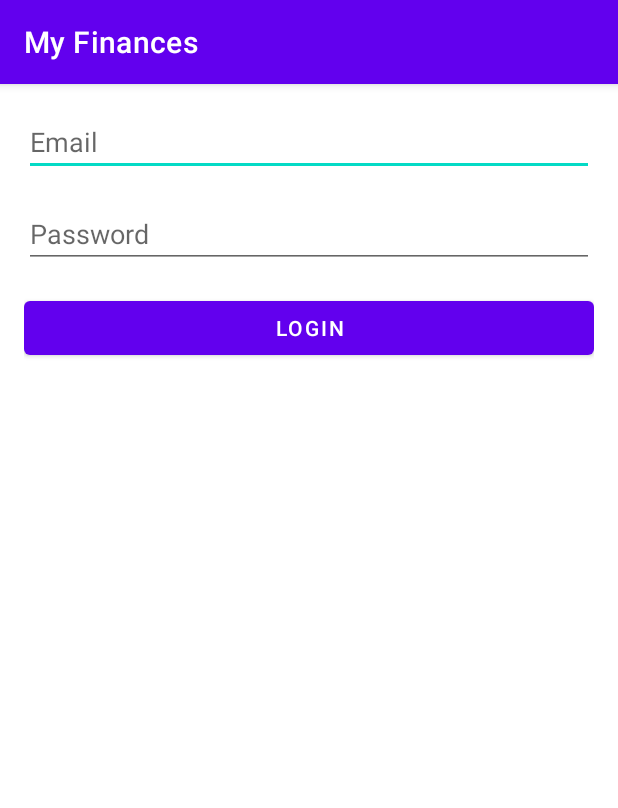
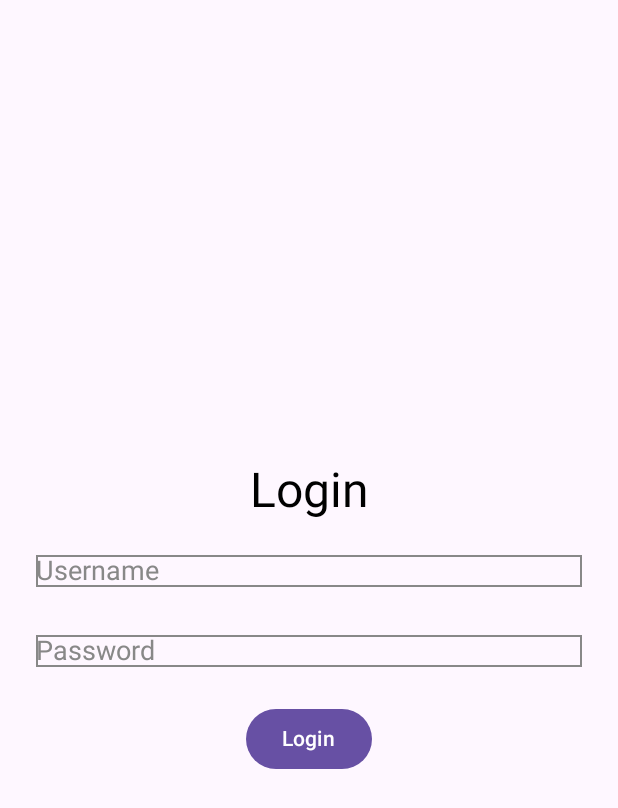
Before and after one commit to PitzTech/MyFinancesAndroid, an Android app built with Jetpack Compose: the screen it shows after launch (LoginActivity), on a phone screen of 412 x 824 dp. Shown: the top 808 px of the screen. Run offline under Robolectric (Android 15) with nearby library versions, the phone set to English and light mode, and no system bars.

Commit message:
update structures

```diff
--- /dev/null
+++ b/app/src/main/java/com/example/myfinances/MainActivity.kt
@@ -0,0 +1,80 @@
+package com.example.myfinances
+
+import android.content.Intent
+import android.os.Bundle
+import androidx.activity.ComponentActivity
+import androidx.activity.compose.setContent
+import androidx.activity.enableEdgeToEdge
+import androidx.compose.foundation.layout.Arrangement
+import androidx.compose.foundation.layout.Box
+import androidx.compose.foundation.layout.Column
+import androidx.compose.foundation.layout.fillMaxSize
+import androidx.compose.foundation.layout.padding
+import androidx.compose.material3.Scaffold
+import androidx.compose.material3.Text
+import androidx.compose.runtime.Composable
+import androidx.compose.runtime.LaunchedEffect
+import androidx.compose.ui.Alignment
+import androidx.compose.ui.Modifier
+import androidx.compose.ui.platform.LocalContext
+import androidx.compose.ui.tooling.preview.Preview
+import com.example.myfinances.ui.theme.MyFinancesTheme
+import com.example.myfinances.ui.view.LoginActivity
+
+class MainActivity : ComponentActivity() {
+    override fun onCreate(savedInstanceState: Bundle?) {
+        super.onCreate(savedInstanceState)
+        enableEdgeToEdge()
+        setContent {
+            AppBase()
+        }
+    }
+}
+
+@Composable
+fun AppBase() {
+    MyFinancesTheme {
+        Scaffold(modifier = Modifier.fillMaxSize()) { innerPadding ->
+            Box(
+                modifier = Modifier
+                    .fillMaxSize()
+                    .padding(innerPadding)
+            ) {
+                App()
+            }
+        }
+    }
+}
+
+@Composable
+fun App() {
+    val context = LocalContext.current
+
+    val isAuthenticated = false
+
+    LaunchedEffect(isAuthenticated) {
+        if (isAuthenticated) {
+            val intent = Intent(context, LoginActivity::class.java)
+            context.startActivity(intent)
+        } else {
+            val intent = Intent(context, LoginActivity::class.java)
+            context.startActivity(intent)
+        }
+    }
+
+    Column(
+        Modifier.fillMaxSize(),
+        verticalArrangement = Arrangement.Center,
+        horizontalAlignment = Alignment.CenterHorizontally
+    ) {
+        Text(text = "Loading")
+    }
+}
+
+@Preview
+@Composable
+fun AppPreview() {
+    MyFinancesTheme {
+        AppBase()
+    }
+}
--- /dev/null
+++ b/app/src/main/java/com/example/myfinances/ui/theme/Color.kt
@@ -0,0 +1,11 @@
+package com.example.myfinances.ui.theme
+
+import androidx.compose.ui.graphics.Color
+
+val Purple80 = Color(0xFFD0BCFF)
+val PurpleGrey80 = Color(0xFFCCC2DC)
+val Pink80 = Color(0xFFEFB8C8)
+
+val Purple40 = Color(0xFF6650a4)
+val PurpleGrey40 = Color(0xFF625b71)
+val Pink40 = Color(0xFF7D5260)
--- /dev/null
+++ b/app/src/main/java/com/example/myfinances/ui/theme/Theme.kt
@@ -0,0 +1,58 @@
+package com.example.myfinances.ui.theme
+
+import android.app.Activity
+import android.os.Build
+import androidx.compose.foundation.isSystemInDarkTheme
+import androidx.compose.material3.MaterialTheme
+import androidx.compose.material3.darkColorScheme
+import androidx.compose.material3.dynamicDarkColorScheme
+import androidx.compose.material3.dynamicLightColorScheme
+import androidx.compose.material3.lightColorScheme
+import androidx.compose.runtime.Composable
+import androidx.compose.ui.platform.LocalContext
+
+private val DarkColorScheme = darkColorScheme(
+    primary = Purple80,
+    secondary = PurpleGrey80,
+    tertiary = Pink80
+)
+
+private val LightColorScheme = lightColorScheme(
+    primary = Purple40,
+    secondary = PurpleGrey40,
+    tertiary = Pink40
+
+    /* Other default colors to override
+    background = Color(0xFFFFFBFE),
+    surface = Color(0xFFFFFBFE),
+    onPrimary = Color.White,
+    onSecondary = Color.White,
+    onTertiary = Color.White,
+    onBackground = Color(0xFF1C1B1F),
+    onSurface = Color(0xFF1C1B1F),
+    */
+)
+
+@Composable
+fun MyFinancesTheme(
+    darkTheme: Boolean = isSystemInDarkTheme(),
+    // Dynamic color is available on Android 12+
+    dynamicColor: Boolean = true,
+    content: @Composable () -> Unit
+) {
+    val colorScheme = when {
+        dynamicColor && Build.VERSION.SDK_INT >= Build.VERSION_CODES.S -> {
+            val context = LocalContext.current
+            if (darkTheme) dynamicDarkColorScheme(context) else dynamicLightColorScheme(context)
+        }
+
+        darkTheme -> DarkColorScheme
+        else -> LightColorScheme
+    }
+
+    MaterialTheme(
+        colorScheme = colorScheme,
+        typography = Typography,
+        content = content
+    )
+}
--- /dev/null
+++ b/app/src/main/java/com/example/myfinances/ui/theme/Type.kt
@@ -0,0 +1,34 @@
+package com.example.myfinances.ui.theme
+
+import androidx.compose.material3.Typography
+import androidx.compose.ui.text.TextStyle
+import androidx.compose.ui.text.font.FontFamily
+import androidx.compose.ui.text.font.FontWeight
+import androidx.compose.ui.unit.sp
+
+// Set of Material typography styles to start with
+val Typography = Typography(
+    bodyLarge = TextStyle(
+        fontFamily = FontFamily.Default,
+        fontWeight = FontWeight.Normal,
+        fontSize = 16.sp,
+        lineHeight = 24.sp,
+        letterSpacing = 0.5.sp
+    )
+    /* Other default text styles to override
+    titleLarge = TextStyle(
+        fontFamily = FontFamily.Default,
+        fontWeight = FontWeight.Normal,
+        fontSize = 22.sp,
+        lineHeight = 28.sp,
+        letterSpacing = 0.sp
+    ),
+    labelSmall = TextStyle(
+        fontFamily = FontFamily.Default,
+        fontWeight = FontWeight.Medium,
+        fontSize = 11.sp,
+        lineHeight = 16.sp,
+        letterSpacing = 0.5.sp
+    )
+    */
+)
--- a/app/src/main/java/com/example/myfinances/ui/view/LoginActivity.kt
+++ b/app/src/main/java/com/example/myfinances/ui/view/LoginActivity.kt
@@ -1,51 +1,105 @@
 package com.example.myfinances.ui.view
 
 import android.os.Bundle
-import android.widget.Button
-import android.widget.EditText
-import androidx.activity.viewModels
-import androidx.appcompat.app.AppCompatActivity
-import androidx.lifecycle.ViewModelProvider
-import com.example.myfinances.MyFinancesApplication
-import com.example.myfinances.R
-import com.example.myfinances.data.database.AppDatabase
-import com.example.myfinances.data.repository.UserRepository
-import com.example.myfinances.ui.viewmodel.LoginViewModel
-import com.example.myfinances.ui.viewmodel.LoginViewModelFactory
+import androidx.activity.ComponentActivity
+import androidx.activity.compose.setContent
+import androidx.compose.foundation.border
+import androidx.compose.foundation.layout.Arrangement
+import androidx.compose.foundation.layout.Column
+import androidx.compose.foundation.layout.Spacer
+import androidx.compose.foundation.layout.fillMaxSize
+import androidx.compose.foundation.layout.fillMaxWidth
+import androidx.compose.foundation.layout.height
+import androidx.compose.foundation.layout.padding
+import androidx.compose.foundation.text.BasicTextField
+import androidx.compose.material3.Button
+import androidx.compose.material3.MaterialTheme
+import androidx.compose.material3.Surface
+import androidx.compose.material3.Text
+import androidx.compose.runtime.Composable
+import androidx.compose.runtime.getValue
+import androidx.compose.runtime.mutableStateOf
+import androidx.compose.runtime.remember
+import androidx.compose.runtime.setValue
+import androidx.compose.ui.Alignment
+import androidx.compose.ui.Modifier
+import androidx.compose.ui.graphics.Color
+import androidx.compose.ui.text.TextStyle
+import androidx.compose.ui.text.input.PasswordVisualTransformation
+import androidx.compose.ui.text.input.VisualTransformation
+import androidx.compose.ui.unit.dp
+import androidx.compose.ui.unit.sp
 
-class LoginActivity : AppCompatActivity() {
-
-    private lateinit var loginViewModel: LoginViewModel
-
+class LoginActivity : ComponentActivity() {
     override fun onCreate(savedInstanceState: Bundle?) {
         super.onCreate(savedInstanceState)
-        setContentView(R.layout.activity_login)
-
-        val userDao = AppDatabase.getDatabase(this).userDao()
-        val userRepository = UserRepository(userDao)
-        val loginViewModelFactory = LoginViewModelFactory(userRepository)
-
-        loginViewModel = ViewModelProvider(this, loginViewModelFactory).get(LoginViewModel::class.java)
-
-        val emailEditText = findViewById<EditText>(R.id.emailEditText)
-        val passwordEditText = findViewById<EditText>(R.id.passwordEditText)
-        val loginButton = findViewById<Button>(R.id.loginButton)
-
-        loginButton.setOnClickListener {
-            val email = emailEditText.text.toString()
-            val password = passwordEditText.text.toString()
-            loginViewModel.login(email, password)
+        setContent {
+            LoginScreen()
         }
-
-        loginViewModel.loginResult.observe(this, { result ->
-            // Handle login result
-            if (result) {
-                // Login successful, navigate to the next screen
-                // e.g., startActivity(Intent(this, HomeActivity::class.java))
-            } else {
-                // Login failed, show error message
-                // e.g., Toast.makeText(this, "Login failed", Toast.LENGTH_SHORT).show()
-            }
-        })
     }
 }
+
+@Composable
+fun LoginScreen() {
+    var username by remember { mutableStateOf("") }
+    var password by remember { mutableStateOf("") }
+    var passwordVisible by remember { mutableStateOf(false) }
+
+    Surface(
+        modifier = Modifier.fillMaxSize(),
+        color = MaterialTheme.colorScheme.background
+    ) {
+        Column(
+            modifier = Modifier
+                .fillMaxSize()
+                .padding(16.dp),
+            verticalArrangement = Arrangement.Center,
+            horizontalAlignment = Alignment.CenterHorizontally
+        ) {
+            Text(text = "Login", style = TextStyle(fontSize = 32.sp, color = Color.Black))
+
+            Spacer(modifier = Modifier.height(16.dp))
+
+            BasicTextField(
+                value = username,
+                onValueChange = { username = it },
+                modifier = Modifier
+                    .fillMaxWidth()
+                    .padding(8.dp)
+                    .border(1.dp, Color.Gray),
+                singleLine = true,
+                textStyle = TextStyle(fontSize = 18.sp, color = Color.Black)
+            ) {
+                if (username.isEmpty()) {
+                    Text(text = "Username", style = TextStyle(color = Color.Gray, fontSize = 18.sp))
+                }
+                it()
+            }
+
+            Spacer(modifier = Modifier.height(16.dp))
+
+            BasicTextField(
+                value = password,
+                onValueChange = { password = it },
+                modifier = Modifier
+                    .fillMaxWidth()
+                    .padding(8.dp)
+                    .border(1.dp, Color.Gray),
+                singleLine = true,
+                visualTransformation = if (passwordVisible) VisualTransformation.None else PasswordVisualTransformation(),
+                textStyle = TextStyle(fontSize = 18.sp, color = Color.Black)
+            ) {
+                if (password.isEmpty()) {
+                    Text(text = "Password", style = TextStyle(color = Color.Gray, fontSize = 18.sp))
+                }
+                it()
+            }
+
+            Spacer(modifier = Modifier.height(16.dp))
+
+            Button(onClick = { /* Handle login logic here */ }) {
+                Text(text = "Login")
+            }
+        }
+    }
+}
--- a/app/src/main/res/layout/activity_login.xml
+++ /dev/null
@@ -1,31 +0,0 @@
-<?xml version="1.0" encoding="utf-8"?>
-<LinearLayout xmlns:android="http://schemas.android.com/apk/res/android"
-    xmlns:tools="http://schemas.android.com/tools"
-    android:layout_width="match_parent"
-    android:layout_height="match_parent"
-    android:orientation="vertical"
-    android:padding="16dp"
-    tools:context=".ui.view.LoginActivity">
-
-    <EditText
-        android:id="@+id/emailEditText"
-        android:layout_width="match_parent"
-        android:layout_height="wrap_content"
-        android:hint="Email"
-        android:inputType="textEmailAddress" />
-
-    <EditText
-        android:id="@+id/passwordEditText"
-        android:layout_width="match_parent"
-        android:layout_height="wrap_content"
-        android:hint="Password"
-        android:inputType="textPassword"
-        android:layout_marginTop="16dp" />
-
-    <Button
-        android:id="@+id/loginButton"
-        android:layout_width="match_parent"
-        android:layout_height="wrap_content"
-        android:text="Login"
-        android:layout_marginTop="16dp" />
-</LinearLayout>
--- a/app/src/main/res/values-land/dimens.xml
+++ /dev/null
@@ -1,3 +0,0 @@
-<resources>
-    <dimen name="activity_horizontal_margin">48dp</dimen>
-</resources>
--- a/app/src/main/res/values-night/themes.xml
+++ /dev/null
@@ -1,16 +0,0 @@
-<resources xmlns:tools="http://schemas.android.com/tools">
-    <!-- Base application theme. -->
-    <style name="Theme.MyFinances" parent="Theme.MaterialComponents.DayNight.DarkActionBar">
-        <!-- Primary brand color. -->
-        <item name="colorPrimary">@color/purple_200</item>
-        <item name="colorPrimaryVariant">@color/purple_700</item>
-        <item name="colorOnPrimary">@color/black</item>
-        <!-- Secondary brand color. -->
-        <item name="colorSecondary">@color/teal_200</item>
-        <item name="colorSecondaryVariant">@color/teal_200</item>
-        <item name="colorOnSecondary">@color/black</item>
-        <!-- Status bar color. -->
-        <item name="android:statusBarColor">?attr/colorPrimaryVariant</item>
-        <!-- Customize your theme here. -->
-    </style>
-</resources>
--- a/app/src/main/res/values-w1240dp/dimens.xml
+++ /dev/null
@@ -1,3 +0,0 @@
-<resources>
-    <dimen name="activity_horizontal_margin">200dp</dimen>
-</resources>
--- a/app/src/main/res/values-w600dp/dimens.xml
+++ /dev/null
@@ -1,3 +0,0 @@
-<resources>
-    <dimen name="activity_horizontal_margin">48dp</dimen>
-</resources>
--- a/app/src/main/res/values/dimens.xml
+++ /dev/null
@@ -1,5 +0,0 @@
-<resources>
-    <!-- Default screen margins, per the Android Design guidelines. -->
-    <dimen name="activity_horizontal_margin">16dp</dimen>
-    <dimen name="activity_vertical_margin">16dp</dimen>
-</resources>
--- a/app/src/main/res/values/themes.xml
+++ b/app/src/main/res/values/themes.xml
@@ -1,16 +1,5 @@
-<resources xmlns:tools="http://schemas.android.com/tools">
-    <!-- Base application theme. -->
-    <style name="Theme.MyFinances" parent="Theme.MaterialComponents.DayNight.DarkActionBar">
-        <!-- Primary brand color. -->
-        <item name="colorPrimary">@color/purple_500</item>
-        <item name="colorPrimaryVariant">@color/purple_700</item>
-        <item name="colorOnPrimary">@color/white</item>
-        <!-- Secondary brand color. -->
-        <item name="colorSecondary">@color/teal_200</item>
-        <item name="colorSecondaryVariant">@color/teal_700</item>
-        <item name="colorOnSecondary">@color/black</item>
-        <!-- Status bar color. -->
-        <item name="android:statusBarColor">?attr/colorPrimaryVariant</item>
-        <!-- Customize your theme here. -->
-    </style>
+<?xml version="1.0" encoding="utf-8"?>
+<resources>
+
+    <style name="Theme.MyFinances" parent="android:Theme.Material.Light.NoActionBar" />
 </resources>
--- a/gradle.properties
+++ b/gradle.properties
@@ -21,5 +21,3 @@ kotlin.code.style=official
 # resources declared in the library itself and none from the library's dependencies,
 # thereby reducing the size of the R class for that library
 android.nonTransitiveRClass=true
-android.defaults.buildfeatures.buildconfig=true
-android.nonFinalResIds=false
--- a/settings.gradle.kts
+++ b/settings.gradle.kts
@@ -21,7 +21,3 @@ dependencyResolutionManagement {
 
 rootProject.name = "MyFinances"
 include(":app")
-
-gradle.settingsEvaluated {
-    settings.extensions.extraProperties["org.gradle.java.home"] = System.getenv("JAVA_HOME")
-}
```
Also changed, not shown: app/build.gradle.kts (+37 -24 lines), app/src/main/AndroidManifest.xml (+6 -2 lines), app/src/main/java/com/example/myfinances/data/dao/BankDao.kt (+6 -1 lines), app/src/main/res/values/strings.xml (+1 -10 lines), build.gradle.kts (+2 -21 lines), gradle/libs.versions.toml (+26 -26 lines), gradle/wrapper/gradle-wrapper.properties.
